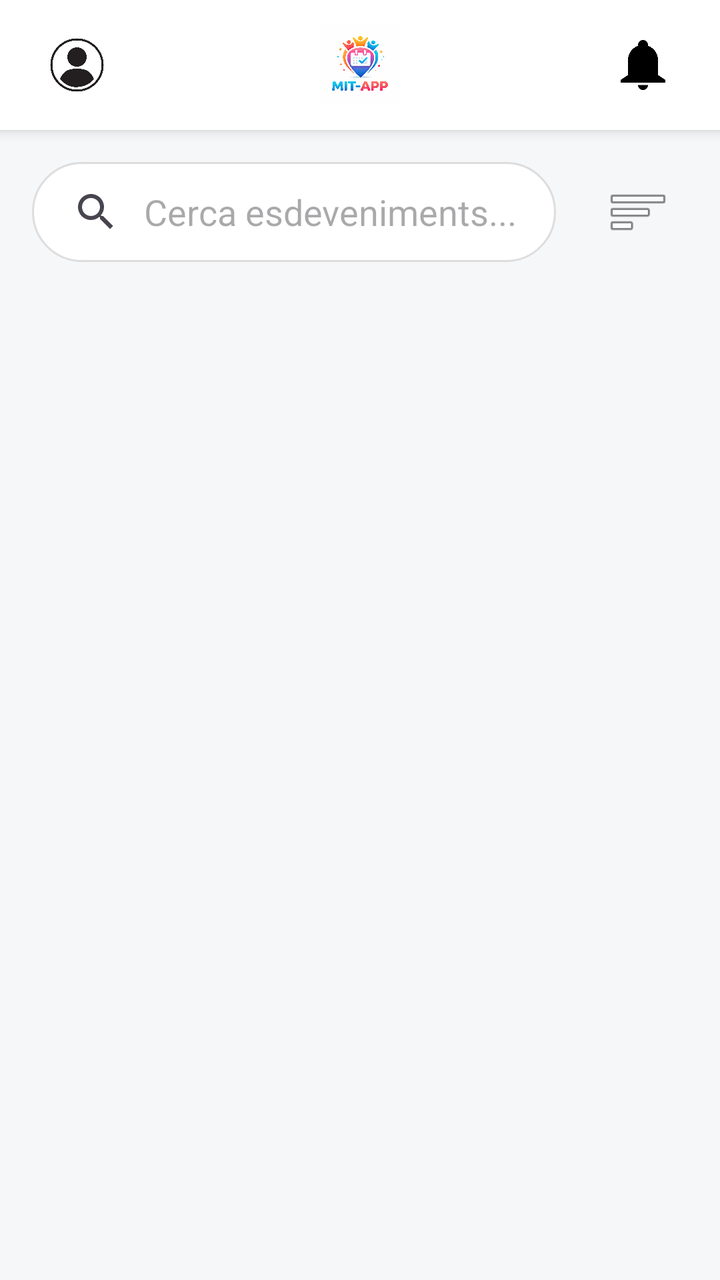
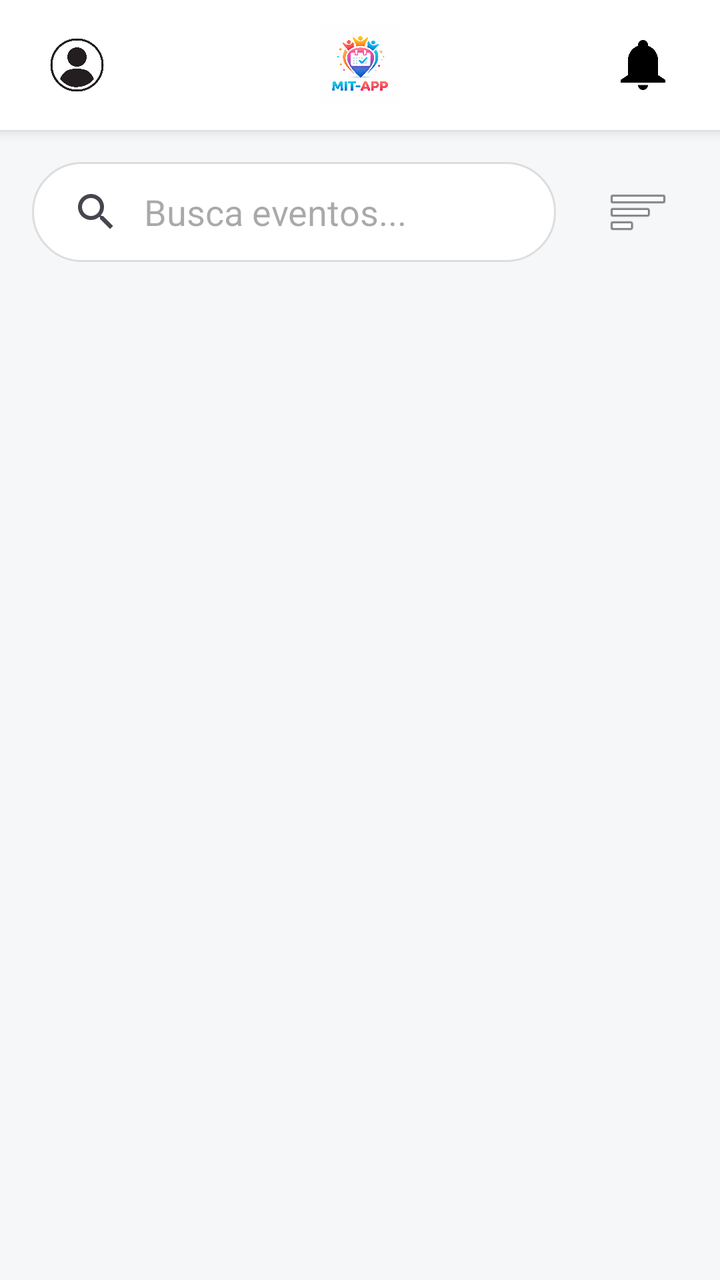

Screens rendered from an Android XML layout before and after an edit, with the pre-edit source and the edit as a unified diff.
<!-- AndroidManifest.xml: application theme Theme.Projecte -->
<!-- res/layout/activity_main.xml -->
<?xml version="1.0" encoding="utf-8"?>
<androidx.constraintlayout.widget.ConstraintLayout
    xmlns:android="http://schemas.android.com/apk/res/android"
    xmlns:app="http://schemas.android.com/apk/res-auto"
    xmlns:tools="http://schemas.android.com/tools"
    android:layout_width="match_parent"
    android:layout_height="match_parent"
    android:background="#F5F7F9"
    tools:context=".MainActivity">

    <androidx.constraintlayout.widget.ConstraintLayout
        android:id="@+id/cardTopBar"
        android:layout_width="match_parent"
        android:layout_height="65dp"
        android:background="#FFFFFF"
        android:elevation="4dp"
        app:layout_constraintTop_toTopOf="parent">

        <ImageButton
            android:id="@+id/userButton"
            android:layout_width="45dp"
            android:layout_height="45dp"
            android:layout_marginStart="16dp"
            android:background="?attr/selectableItemBackgroundBorderless"
            android:scaleType="fitCenter"
            android:src="@drawable/user_icon"
            app:layout_constraintBottom_toBottomOf="parent"
            app:layout_constraintStart_toStartOf="parent"
            app:layout_constraintTop_toTopOf="parent" />

        <ImageView
            android:id="@+id/appLogo"
            android:layout_width="120dp"
            android:layout_height="40dp"
            android:src="@drawable/mitapp_icon"
            app:layout_constraintBottom_toBottomOf="parent"
            app:layout_constraintEnd_toEndOf="parent"
            app:layout_constraintStart_toStartOf="parent"
            app:layout_constraintTop_toTopOf="parent" />

        <ImageButton
            android:id="@+id/campaneta"
            android:layout_width="45dp"
            android:layout_height="45dp"
            android:layout_marginEnd="16dp"
            android:background="?attr/selectableItemBackgroundBorderless"
            android:padding="10dp"
            android:scaleType="fitCenter"
            android:src="@drawable/noti_icon"
            app:layout_constraintBottom_toBottomOf="parent"
            app:layout_constraintEnd_toEndOf="parent"
            app:layout_constraintTop_toTopOf="parent" />

    </androidx.constraintlayout.widget.ConstraintLayout>

    <androidx.appcompat.widget.SearchView
        android:id="@+id/searchEvent"
        android:layout_width="0dp"
        android:layout_height="50dp"
        android:layout_margin="16dp"
        android:background="@drawable/bg_search_rounded"
        app:iconifiedByDefault="false"
        app:queryBackground="@android:color/transparent"
        app:queryHint="Cerca esdeveniments..."
        app:layout_constraintEnd_toStartOf="@+id/btnFiltrar"
        app:layout_constraintStart_toStartOf="parent"
        app:layout_constraintTop_toBottomOf="@id/cardTopBar" />

    <ImageButton
        android:id="@+id/btnFiltrar"
        android:layout_width="50dp"
        android:layout_height="50dp"
        android:layout_marginEnd="16dp"
        android:background="?attr/selectableItemBackgroundBorderless"
        android:src="@android:drawable/ic_menu_sort_by_size"
        app:layout_constraintBottom_toBottomOf="@id/searchEvent"
        app:layout_constraintEnd_toEndOf="parent"
        app:layout_constraintTop_toTopOf="@id/searchEvent" />

    <androidx.recyclerview.widget.RecyclerView
        android:id="@+id/recyclerEvents"
        android:layout_width="match_parent"
        android:layout_height="0dp"
        android:layout_marginTop="8dp"
        android:padding="8dp"
        app:layout_constraintBottom_toBottomOf="parent"
        app:layout_constraintTop_toBottomOf="@id/searchEvent" />

</androidx.constraintlayout.widget.ConstraintLayout>
<!-- resources referenced by this layout -->
<resources>
  <!-- drawable bg_search_rounded (drawable) -->
  <?xml version="1.0" encoding="utf-8"?>
  <shape xmlns:android="http://schemas.android.com/apk/res/android">
      <solid android:color="#FFFFFF" /> <corners android:radius="25dp" /> <stroke
      android:width="1dp"
      android:color="#DDDDDD" /> </shape>
  <!-- drawable mitapp_icon: png bitmap (drawable, 287617 bytes) -->
  <!-- drawable noti_icon: png bitmap (drawable, 4749 bytes) -->
  <!-- drawable user_icon: png bitmap (drawable, 103129 bytes) -->
  <style name="Theme.Projecte" parent="Base.Theme.Projecte" />
  <style name="Base.Theme.Projecte" parent="Theme.Material3.DayNight.NoActionBar">
          
          
      </style>
</resources>

<!-- the commit's change to res/layout/activity_main.xml (unified diff, before → after) -->
@@ -61,7 +61,7 @@
         android:background="@drawable/bg_search_rounded"
         app:iconifiedByDefault="false"
         app:queryBackground="@android:color/transparent"
-        app:queryHint="Cerca esdeveniments..."
+        app:queryHint="Busca eventos..."
         app:layout_constraintEnd_toStartOf="@+id/btnFiltrar"
         app:layout_constraintStart_toStartOf="parent"
         app:layout_constraintTop_toBottomOf="@id/cardTopBar" />
